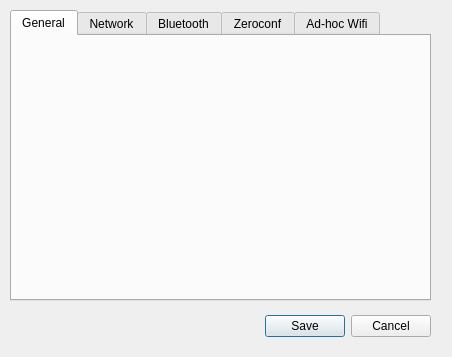
Old version of the form FluidNexus/ui/FluidNexusPreferences.ui in the repository zeitkunst/FluidNexus.
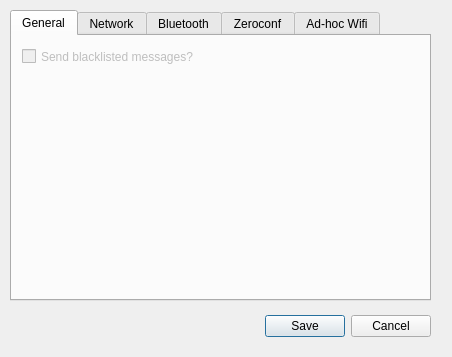
New version of the form. Icons and pictures are not drawn.

```diff
--- a/FluidNexus/ui/FluidNexusPreferences.ui
+++ b/FluidNexus/ui/FluidNexusPreferences.ui
@@ -52,6 +52,22 @@
     <attribute name="title">
      <string>General</string>
     </attribute>
+    <widget class="QCheckBox" name="sendBlacklistedMessagesCheckbox">
+     <property name="enabled">
+      <bool>false</bool>
+     </property>
+     <property name="geometry">
+      <rect>
+       <x>10</x>
+       <y>10</y>
+       <width>221</width>
+       <height>21</height>
+      </rect>
+     </property>
+     <property name="text">
+      <string>Send blacklisted messages?</string>
+     </property>
+    </widget>
    </widget>
    <widget class="QWidget" name="networkTab">
     <attribute name="title">
```
